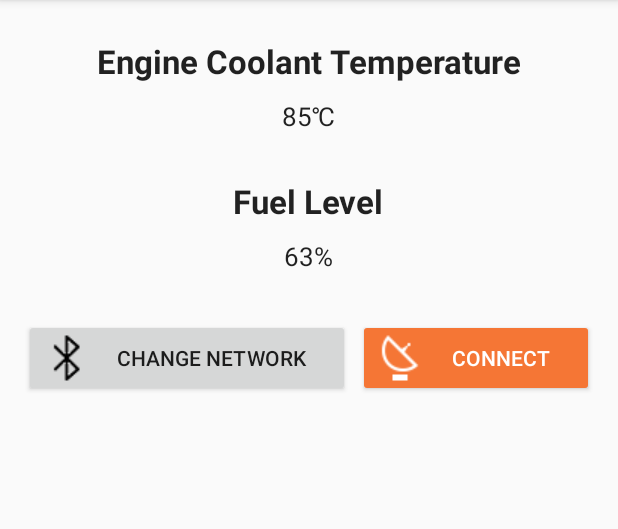
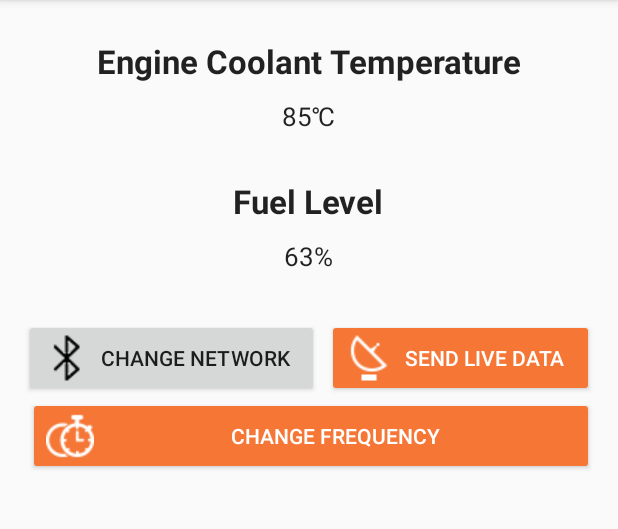
Before and after one commit to ibm-watson-iot/cvi-starter-obd-android, an Android app: the screen it shows after launch (Home), on a phone screen of 412 x 824 dp, the part 84-613 px from its top. Run offline under Robolectric (Android 15) with nearby library versions, the phone set to English and light mode, and no system bars; libraries missing offline, so code that uses them is left out: com.github.pires.obd.

Commit message:
Added change frequency button + icon

```diff
--- a/app/src/main/java/obdii/starter/automotive/iot/ibm/com/iot4a_obdii/Home.java
+++ b/app/src/main/java/obdii/starter/automotive/iot/ibm/com/iot4a_obdii/Home.java
@@ -456,8 +456,7 @@ public class Home extends AppCompatActivity {
                         e.printStackTrace();
                     }
                 }
-            }, 5000, 5000);
-
+            }, 5000, 15000);
         } catch(MqttException me) {
             Log.e("Reason", me.getReasonCode() + "");
             Log.e("Message", me.getMessage());
@@ -471,15 +470,15 @@ public class Home extends AppCompatActivity {
 
     public void mqttPublish() throws MqttException {
         ArrayList<ArrayList<String>> data = new ArrayList<ArrayList<String>>();
-        data.add(new ArrayList<String>(Arrays.asList("fuelLevel", 30 + "")));
-        data.add(new ArrayList<String>(Arrays.asList("engineCoolant", 92 + "")));
+        data.add(new ArrayList<String>(Arrays.asList("fuelLevel", (Math.floor(Math.random() * 25) + 30) + "")));
+        data.add(new ArrayList<String>(Arrays.asList("engineCoolant", (Math.floor(Math.random() * 45) + 80) + "")));
 
         String stringData = jsonToString(data);
         MqttMessage message = new MqttMessage(stringData.getBytes());
 
         try {
             mqtt.publish("iot-2/evt/fuelAndCoolant/fmt/format_string", message);
-            Log.e("MQTT - Published", data.toString());
+            Log.d("MQTT - Published", data.toString());
         } catch (MqttException e) {
             e.printStackTrace();
         }
--- a/app/src/main/res/layout/activity_home.xml
+++ b/app/src/main/res/layout/activity_home.xml
@@ -80,7 +80,8 @@
         android:layout_height="wrap_content"
         android:layout_below="@+id/linearLayout"
         android:layout_centerHorizontal="true"
-        android:layout_marginTop="30dp">
+        android:layout_marginTop="30dp"
+        android:id="@+id/linearLayout3">
 
         <Button style="@style/Widget.AppCompat.Button"
             android:layout_width="wrap_content"
@@ -94,11 +95,30 @@
         <Button style="@style/Widget.AppCompat.Button.Colored"
             android:layout_width="wrap_content"
             android:layout_height="wrap_content"
-            android:text="Connect"
+            android:text="Send Live Data"
             android:id="@+id/connectButton"
             android:layout_weight="5"
             android:drawableLeft="@drawable/connect"
             android:layout_marginLeft="2.5dp" />
     </LinearLayout>
 
+    <LinearLayout
+        android:orientation="horizontal"
+        android:layout_width="match_parent"
+        android:layout_height="wrap_content"
+        android:id="@+id/linearLayout4"
+        android:layout_below="@+id/linearLayout3"
+        android:layout_centerHorizontal="true">
+
+        <Button
+            style="@style/Widget.AppCompat.Button.Colored"
+            android:layout_width="wrap_content"
+            android:layout_height="wrap_content"
+            android:text="Change Frequency"
+            android:id="@+id/button2"
+            android:layout_weight="5"
+            android:drawableLeft="@drawable/timer"
+            android:layout_marginLeft="2.5dp" />
+    </LinearLayout>
+
 </RelativeLayout>
```
Also changed, not shown: app/src/main/res/drawable/timer.png (added).
